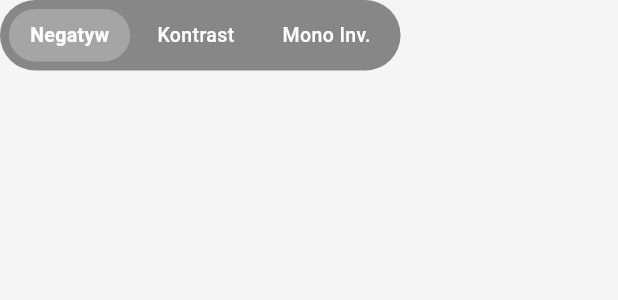
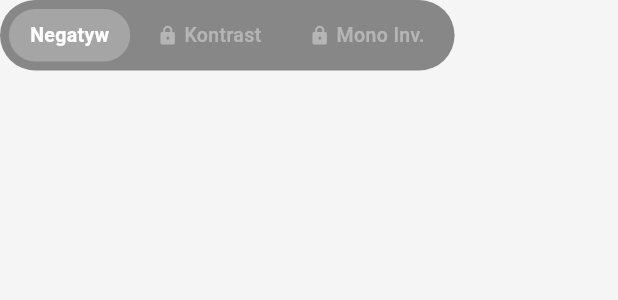
Before and after one commit to ummberto-star/tickscan, a Flutter app: the FilterModeSelector widget shown alone on an empty page, opened directly with empty values, on a phone screen of 412 x 824 dp. Shown: the top 300 px of the screen. Run offline on Flutter 3.47's test engine with Material 3 defaults, Android fonts, the light colour scheme and no system bars; our stand-ins replace camera, flutter_riverpod, permission_handler, shared_preferences; missing offline and left inert: purchases_flutter; accounts and stored records are empty.

Commit message:
feat: pro features gating — KROK 9 TickScan

```diff
--- a/lib/features/scanner/scanner_screen.dart
+++ b/lib/features/scanner/scanner_screen.dart
@@ -64,6 +64,7 @@ class _ScannerScreenState extends ConsumerState<ScannerScreen> with WidgetsBindi
   Widget build(BuildContext context) {
     final cameraService = ref.watch(cameraServiceProvider);
     final scannerState = ref.watch(scannerStateProvider);
+    final purchaseService = ref.read(purchaseServiceProvider);
 
     return Scaffold(
       backgroundColor: Colors.black,
@@ -128,6 +129,7 @@ class _ScannerScreenState extends ConsumerState<ScannerScreen> with WidgetsBindi
                             currentMode: scannerState.mode,
                             onModeChanged: (mode) =>
                                 ref.read(scannerStateProvider.notifier).setMode(mode),
+                            isPro: purchaseService.isPro,
                           ),
                           const Spacer(),
                           // Torch button
@@ -155,12 +157,12 @@ class _ScannerScreenState extends ConsumerState<ScannerScreen> with WidgetsBindi
                               ref.read(scannerStateProvider.notifier).setContrast(v),
                           onBrightnessChanged: (v) =>
                               ref.read(scannerStateProvider.notifier).setBrightness(v),
-                          isPro: false, // TODO: wire real Pro state
+                          isPro: purchaseService.isPro,
                         ),
                         const SizedBox(height: 12),
                         CaptureButton(
                           onCapture: _handleCapture,
-                          isPro: false, // TODO: wire real Pro state
+                          isPro: purchaseService.isPro,
                         ),
                         SizedBox(height: MediaQuery.of(context).padding.bottom + 20),
                       ],
--- a/lib/features/scanner/widgets/filter_mode_selector.dart
+++ b/lib/features/scanner/widgets/filter_mode_selector.dart
@@ -2,14 +2,17 @@ import 'package:flutter/material.dart';
 import '../filter_matrix.dart';
 
 /// Horizontal row of 3 pill-shaped buttons to switch between filter modes.
+/// Free users can only use negative mode; Pro modes show a lock overlay.
 class FilterModeSelector extends StatelessWidget {
   final FilterMode currentMode;
   final ValueChanged<FilterMode> onModeChanged;
+  final bool isPro;
 
   const FilterModeSelector({
     super.key,
     required this.currentMode,
     required this.onModeChanged,
+    required this.isPro,
   });
 
   @override
@@ -25,18 +28,28 @@ class FilterModeSelector extends StatelessWidget {
         children: [
           _Pill(
             label: 'Negatyw',
+            icon: null,
             isSelected: currentMode == FilterMode.negative,
+            isLocked: false,
             onTap: () => onModeChanged(FilterMode.negative),
           ),
           _Pill(
             label: 'Kontrast',
+            icon: isPro ? null : Icons.lock,
             isSelected: currentMode == FilterMode.highContrast,
-            onTap: () => onModeChanged(FilterMode.highContrast),
+            isLocked: !isPro,
+            onTap: () {
+              if (isPro) onModeChanged(FilterMode.highContrast);
+            },
           ),
           _Pill(
             label: 'Mono Inv.',
+            icon: isPro ? null : Icons.lock,
             isSelected: currentMode == FilterMode.monoInverted,
-            onTap: () => onModeChanged(FilterMode.monoInverted),
+            isLocked: !isPro,
+            onTap: () {
+              if (isPro) onModeChanged(FilterMode.monoInverted);
+            },
           ),
         ],
       ),
@@ -46,12 +59,16 @@ class FilterModeSelector extends StatelessWidget {
 
 class _Pill extends StatelessWidget {
   final String label;
+  final IconData? icon;
   final bool isSelected;
+  final bool isLocked;
   final VoidCallback onTap;
 
   const _Pill({
     required this.label,
+    required this.icon,
     required this.isSelected,
+    required this.isLocked,
     required this.onTap,
   });
 
@@ -59,7 +76,7 @@ class _Pill extends StatelessWidget {
   Widget build(BuildContext context) {
     final color = Colors.white;
     return GestureDetector(
-      onTap: onTap,
+      onTap: isLocked ? null : onTap,
       child: AnimatedContainer(
         duration: const Duration(milliseconds: 200),
         padding: const EdgeInsets.symmetric(horizontal: 14, vertical: 8),
@@ -68,13 +85,22 @@ class _Pill extends StatelessWidget {
           color: isSelected ? color.withValues(alpha: 0.25) : Colors.transparent,
           borderRadius: BorderRadius.circular(20),
         ),
-        child: Text(
-          label,
-          style: TextStyle(
-            color: color,
-            fontSize: 13,
-            fontWeight: isSelected ? FontWeight.w700 : FontWeight.w500,
-          ),
+        child: Row(
+          mainAxisSize: MainAxisSize.min,
+          children: [
+            if (icon != null) ...[
+              Icon(icon, color: Colors.white38, size: 14),
+              const SizedBox(width: 4),
+            ],
+            Text(
+              label,
+              style: TextStyle(
+                color: isLocked ? Colors.white38 : color,
+                fontSize: 13,
+                fontWeight: isSelected ? FontWeight.w700 : FontWeight.w500,
+              ),
+            ),
+          ],
         ),
       ),
     );
```
